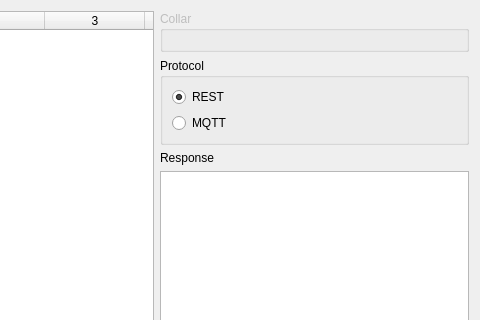
First picture: the form in dialogdevicemsg.ui, repository IvanTsantsarov/herdmind-simulator, before the edit; both pictures show x 167 to 647 and y 0 to 320 of the 647 by 534 pixel window.
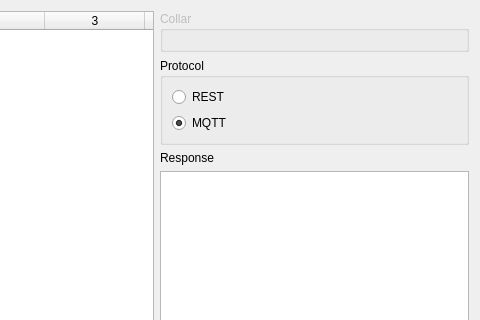
Second picture: the form after the edit.

```diff
--- a/dialogdevicemsg.ui
+++ b/dialogdevicemsg.ui
@@ -70,7 +70,7 @@
                <string>REST</string>
               </property>
               <property name="checked">
-               <bool>true</bool>
+               <bool>false</bool>
               </property>
              </widget>
             </item>
@@ -81,6 +81,9 @@
             <property name="text">
              <string>MQTT</string>
             </property>
+            <property name="checked">
+             <bool>true</bool>
+            </property>
            </widget>
           </item>
          </layout>
```
